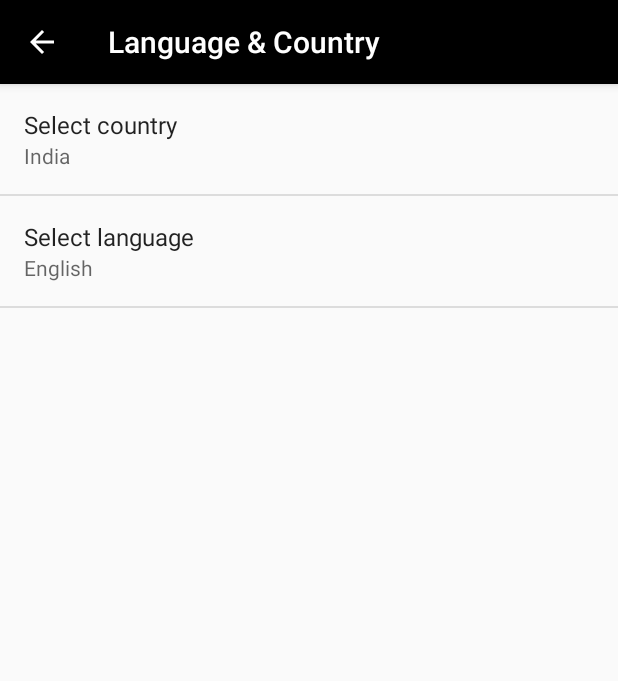
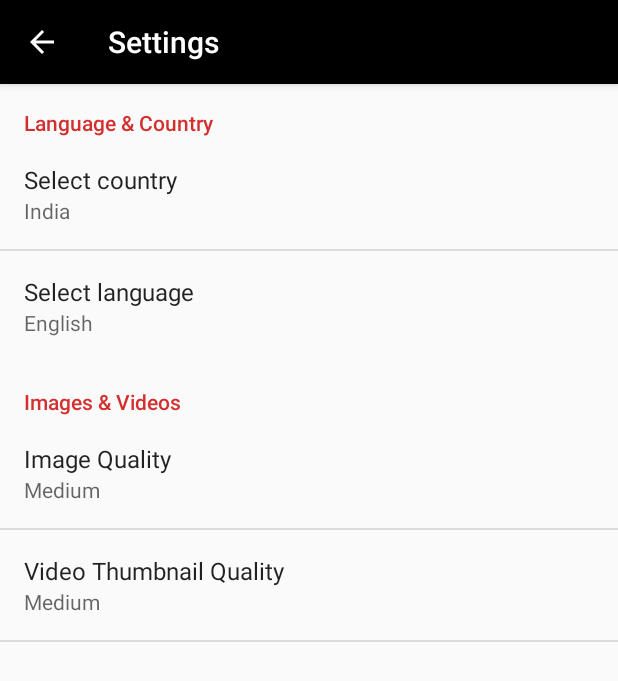
Before and after one commit to anuragMaravi/IdiotBox, an Android app: the SettingsActivity screen opened directly, with no data from a screen before it, after a tap on an icon or button, on a phone screen of 412 x 824 dp. Shown: the top 681 px of the screen. Run offline under Robolectric (Android 15) with nearby library versions, the phone set to English and light mode, and no system bars; network calls fail.

Commit message:
- Settings Modified - Version Check Added - New Logo Added

```diff
--- a/app/src/main/AndroidManifest.xml
+++ b/app/src/main/AndroidManifest.xml
@@ -9,7 +9,7 @@
 
     <application
         android:allowBackup="true"
-        android:icon="@drawable/logo"
+        android:icon="@drawable/idiot_box_logo"
         android:label="@string/app_name"
         android:supportsRtl="true"
         android:theme="@style/AppTheme">
--- a/app/src/main/java/com/merakiphi/idiotbox/activity/MainActivity.java
+++ b/app/src/main/java/com/merakiphi/idiotbox/activity/MainActivity.java
@@ -1,5 +1,6 @@
 package com.merakiphi.idiotbox.activity;
 
+import android.app.AlertDialog;
 import android.content.DialogInterface;
 import android.content.Intent;
 import android.content.pm.PackageInfo;
@@ -15,7 +16,6 @@ import android.support.design.widget.BottomNavigationView;
 import android.support.v4.app.Fragment;
 import android.support.v4.app.FragmentManager;
 import android.support.v4.app.FragmentTransaction;
-import android.support.v7.app.AlertDialog;
 import android.support.v7.app.AppCompatActivity;
 import android.support.v7.widget.Toolbar;
 import android.util.Log;
@@ -233,7 +233,7 @@ public class MainActivity extends AppCompatActivity {
         protected String doInBackground(String... params) {
 
             try {
-                newVersion = Jsoup.connect("https://play.google.com/store/apps/details?id=" + "com.kkings.cinematics")
+                newVersion = Jsoup.connect("https://play.google.com/store/apps/details?id=" + "com.merakiphi.idiotbox")
                         .timeout(30000)
                         .userAgent("Mozilla/5.0 (Windows; U; WindowsNT 5.1; en-US; rv1.8.1.6) Gecko/20070725 Firefox/2.0.0.6")
                         .referrer("http://www.google.com")
--- a/app/src/main/java/com/merakiphi/idiotbox/activity/SettingsActivity.java
+++ b/app/src/main/java/com/merakiphi/idiotbox/activity/SettingsActivity.java
@@ -1,24 +1,16 @@
 package com.merakiphi.idiotbox.activity;
 
 
-import android.annotation.TargetApi;
-import android.content.Context;
-import android.content.Intent;
-import android.content.res.Configuration;
-import android.os.Build;
 import android.os.Bundle;
 import android.preference.ListPreference;
 import android.preference.Preference;
 import android.preference.PreferenceActivity;
-import android.preference.PreferenceFragment;
 import android.preference.PreferenceManager;
 import android.support.v4.app.NavUtils;
 import android.support.v7.app.ActionBar;
 import android.view.MenuItem;
 
 import com.merakiphi.idiotbox.R;
-
-import java.util.List;
 
 /**
  * A {@link PreferenceActivity} that presents a set of application settings. On
@@ -62,24 +54,7 @@ public class SettingsActivity extends AppCompatPreferenceActivity {
         }
     };
 
-    /**
-     * Helper method to determine if the device has an extra-large screen. For
-     * example, 10" tablets are extra-large.
-     */
-    private static boolean isXLargeTablet(Context context) {
-        return (context.getResources().getConfiguration().screenLayout
-                & Configuration.SCREENLAYOUT_SIZE_MASK) >= Configuration.SCREENLAYOUT_SIZE_XLARGE;
-    }
 
-    /**
-     * Binds a preference's summary to its value. More specifically, when the
-     * preference's value is changed, its summary (line of text below the
-     * preference title) is updated to reflect the value. The summary is also
-     * immediately updated upon calling this method. The exact display format is
-     * dependent on the type of preference.
-     *
-     * @see #sBindPreferenceSummaryToValueListener
-     */
     private static void bindPreferenceSummaryToValue(Preference preference) {
         // Set the listener to watch for value changes.
         preference.setOnPreferenceChangeListener(sBindPreferenceSummaryToValueListener);
@@ -96,11 +71,14 @@ public class SettingsActivity extends AppCompatPreferenceActivity {
     protected void onCreate(Bundle savedInstanceState) {
         super.onCreate(savedInstanceState);
         setupActionBar();
+        addPreferencesFromResource(R.xml.pref_headers);
+        bindPreferenceSummaryToValue(findPreference("language"));
+        bindPreferenceSummaryToValue(findPreference("country"));
+        bindPreferenceSummaryToValue(findPreference("poster_size"));
+        bindPreferenceSummaryToValue(findPreference("youtube_thumbnail"));
     }
 
-    /**
-     * Set up the {@link android.app.ActionBar}, if the API is available.
-     */
+
     private void setupActionBar() {
         ActionBar actionBar = getSupportActionBar();
         if (actionBar != null) {
@@ -121,86 +99,5 @@ public class SettingsActivity extends AppCompatPreferenceActivity {
         return super.onMenuItemSelected(featureId, item);
     }
 
-    /**
-     * {@inheritDoc}
-     */
-    @Override
-    public boolean onIsMultiPane() {
-        return isXLargeTablet(this);
+
     }
-
-    /**
-     * {@inheritDoc}
-     */
-    @Override
-    @TargetApi(Build.VERSION_CODES.HONEYCOMB)
-    public void onBuildHeaders(List<Header> target) {
-        loadHeadersFromResource(R.xml.pref_headers, target);
-    }
-
-    /**
-     * This method stops fragment injection in malicious applications.
-     * Make sure to deny any unknown fragments here.
-     */
-    protected boolean isValidFragment(String fragmentName) {
-        return PreferenceFragment.class.getName().equals(fragmentName)
-                || GeneralPreferenceFragment.class.getName().equals(fragmentName)
-                || DataSyncPreferenceFragment.class.getName().equals(fragmentName);
-    }
-
-    /**
-     * This fragment shows general preferences only. It is used when the
-     * activity is showing a two-pane settings UI.
-     */
-    @TargetApi(Build.VERSION_CODES.HONEYCOMB)
-    public static class GeneralPreferenceFragment extends PreferenceFragment {
-        @Override
-        public void onCreate(Bundle savedInstanceState) {
-            super.onCreate(savedInstanceState);
-            addPreferencesFromResource(R.xml.pref_region_language);
-            setHasOptionsMenu(true);
-
-            bindPreferenceSummaryToValue(findPreference("language"));
-            bindPreferenceSummaryToValue(findPreference("country"));
-        }
-
-        @Override
-        public boolean onOptionsItemSelected(MenuItem item) {
-            int id = item.getItemId();
-            if (id == android.R.id.home) {
-                startActivity(new Intent(getActivity(), SettingsActivity.class));
-                return true;
-            }
-            return super.onOptionsItemSelected(item);
-        }
-    }
-
-
-
-    /**
-     * This fragment shows data and sync preferences only. It is used when the
-     * activity is showing a two-pane settings UI.
-     */
-    @TargetApi(Build.VERSION_CODES.HONEYCOMB)
-    public static class DataSyncPreferenceFragment extends PreferenceFragment {
-        @Override
-        public void onCreate(Bundle savedInstanceState) {
-            super.onCreate(savedInstanceState);
-            addPreferencesFromResource(R.xml.pref_images_videos);
-            setHasOptionsMenu(true);
-
-            bindPreferenceSummaryToValue(findPreference("poster_size"));
-            bindPreferenceSummaryToValue(findPreference("youtube_thumbnail"));
-        }
-
-        @Override
-        public boolean onOptionsItemSelected(MenuItem item) {
-            int id = item.getItemId();
-            if (id == android.R.id.home) {
-                startActivity(new Intent(getActivity(), SettingsActivity.class));
-                return true;
-            }
-            return super.onOptionsItemSelected(item);
-        }
-    }
-}
--- a/app/src/main/java/com/merakiphi/idiotbox/fragment/MoviesPopularFragment.java
+++ b/app/src/main/java/com/merakiphi/idiotbox/fragment/MoviesPopularFragment.java
@@ -114,7 +114,7 @@ public class MoviesPopularFragment extends Fragment {
                     }, new Response.ErrorListener() {
                 @Override
                 public void onErrorResponse(VolleyError error) {
-                    Toast.makeText(getActivity(), "Some Error Occured", Toast.LENGTH_SHORT).show();
+                    Toast.makeText(getActivity(), "Some Error Occurred", Toast.LENGTH_SHORT).show();
                 }
             });
             // Add the request to the RequestQueue.
--- a/app/src/main/java/com/merakiphi/idiotbox/fragment/MoviesUpcomingFragment.java
+++ b/app/src/main/java/com/merakiphi/idiotbox/fragment/MoviesUpcomingFragment.java
@@ -114,7 +114,7 @@ public class MoviesUpcomingFragment extends Fragment {
                     }, new Response.ErrorListener() {
                 @Override
                 public void onErrorResponse(VolleyError error) {
-                    Toast.makeText(getActivity(), "Some Error Occured", Toast.LENGTH_SHORT).show();
+                    Toast.makeText(getActivity(), "Some Error Occurred", Toast.LENGTH_SHORT).show();
                 }
             });
             // Add the request to the RequestQueue.
--- a/app/src/main/res/layout/fragment_tvshows.xml
+++ b/app/src/main/res/layout/fragment_tvshows.xml
@@ -21,7 +21,9 @@
             android:layout_width="match_parent"
             android:layout_height="wrap_content"
             app:tabMode="scrollable"
-            app:tabSelectedTextColor="@color/tv_show_accent"/>
+            app:tabSelectedTextColor="@color/tv_show_accent"
+        app:tabIndicatorColor="@color/tv_show_accent" />
+
     </android.support.design.widget.AppBarLayout>
 
     <android.support.v4.view.ViewPager
--- a/app/src/main/res/values/styles.xml
+++ b/app/src/main/res/values/styles.xml
@@ -5,7 +5,7 @@
         <!-- Customize your theme here. -->
         <item name="colorPrimary">@color/background</item>
         <item name="colorPrimaryDark">#000</item>
-        <item name="colorAccent">@color/tv_show_accent</item>
+        <item name="colorAccent">@color/colorPrimary</item>
     </style>
     <style name="AppTheme.NoActionBar">
         <item name="windowActionBar">false</item>
--- a/app/src/main/res/xml/pref_headers.xml
+++ b/app/src/main/res/xml/pref_headers.xml
@@ -1,16 +1,46 @@
-<preference-headers xmlns:android="http://schemas.android.com/apk/res/android">
+<PreferenceScreen xmlns:android="http://schemas.android.com/apk/res/android">
 
-    <!-- These settings headers are only used on tablets. -->
+    <PreferenceCategory
+    android:title="@string/pref_header_general"
+    android:key="language_country">
+        <ListPreference
+            android:defaultValue="@string/pref_title_country_default_value"
+            android:entries="@array/pref_example_list_titles"
+            android:entryValues="@array/pref_example_list_values"
+            android:key="country"
+            android:negativeButtonText="@null"
+            android:positiveButtonText="@null"
+            android:title="@string/pref_title_add_friends_to_messages" />
+        <ListPreference
+            android:defaultValue="@string/pref_title_language_default_value"
+            android:entries="@array/pref_list_language"
+            android:entryValues="@array/pref_list_language_values"
+            android:key="language"
+            android:negativeButtonText="@null"
+            android:positiveButtonText="@null"
+            android:title="@string/pref_title_language" />
 
-    <header
-        android:fragment="com.merakiphi.idiotbox.activity.SettingsActivity$GeneralPreferenceFragment"
-        android:icon="@drawable/ic_info_black_24dp"
-        android:title="@string/pref_header_general" />
+    </PreferenceCategory>
+    <PreferenceCategory
+        android:title="@string/pref_header_data_sync"
+        android:key="images_videos">
 
-    <header
-        android:fragment="com.merakiphi.idiotbox.activity.SettingsActivity$DataSyncPreferenceFragment"
-        android:icon="@drawable/ic_sync_black_24dp"
-        android:title="@string/pref_header_data_sync" />
+        <ListPreference
+            android:defaultValue="@string/pref_image_default_value"
+            android:entries="@array/pref_sync_frequency_titles"
+            android:entryValues="@array/pref_sync_frequency_values"
+            android:key="poster_size"
+            android:negativeButtonText="@null"
+            android:positiveButtonText="@null"
+            android:title="@string/pref_title_sync_frequency" />
 
-
-</preference-headers>
+        <ListPreference
+            android:defaultValue="@string/pref_youtube_thumbnail_default_value"
+            android:entries="@array/pref_youtube_thumbnail"
+            android:entryValues="@array/pref_youtube_thumbnail_values"
+            android:key="youtube_thumbnail"
+            android:negativeButtonText="@null"
+            android:positiveButtonText="@null"
+            android:title="@string/pref_youtube_thumbnail" />
+    </PreferenceCategory>
+</PreferenceScreen>
--- a/app/src/main/res/xml/pref_images_videos.xml
+++ /dev/null
@@ -1,22 +0,0 @@
-<PreferenceScreen xmlns:android="http://schemas.android.com/apk/res/android">
-
-    <ListPreference
-        android:defaultValue="@string/pref_image_default_value"
-        android:entries="@array/pref_sync_frequency_titles"
-        android:entryValues="@array/pref_sync_frequency_values"
-        android:key="poster_size"
-        android:negativeButtonText="@null"
-        android:positiveButtonText="@null"
-        android:title="@string/pref_title_sync_frequency" />
-
-    <ListPreference
-        android:defaultValue="@string/pref_youtube_thumbnail_default_value"
-        android:entries="@array/pref_youtube_thumbnail"
-        android:entryValues="@array/pref_youtube_thumbnail_values"
-        android:key="youtube_thumbnail"
-        android:negativeButtonText="@null"
-        android:positiveButtonText="@null"
-        android:title="@string/pref_youtube_thumbnail" />
-
-
-</PreferenceScreen>
--- a/app/src/main/res/xml/pref_region_language.xml
+++ /dev/null
@@ -1,36 +0,0 @@
-<PreferenceScreen xmlns:android="http://schemas.android.com/apk/res/android">
-
-    <!-- NOTE: EditTextPreference accepts EditText attributes. -->
-    <!-- NOTE: EditTextPreference's summary should be set to its value by the activity code. -->
-    <!--<EditTextPreference-->
-        <!--android:capitalize="words"-->
-        <!--android:defaultValue="@string/pref_default_display_name"-->
-        <!--android:inputType="textCapWords"-->
-        <!--android:key="example_text"-->
-        <!--android:maxLines="1"-->
-        <!--android:selectAllOnFocus="true"-->
-        <!--android:singleLine="true"-->
-        <!--android:title="@string/pref_title_display_name" />-->
-
-    <!-- NOTE: Hide buttons to simplify the UI. Users can touch outside the dialog to
-         dismiss it. -->
-    <!-- NOTE: ListPreference's summary should be set to its value by the activity code. -->
-    <ListPreference
-        android:defaultValue="@string/pref_title_country_default_value"
-        android:entries="@array/pref_example_list_titles"
-        android:entryValues="@array/pref_example_list_values"
-        android:key="country"
-        android:negativeButtonText="@null"
-        android:positiveButtonText="@null"
-        android:title="@string/pref_title_add_friends_to_messages" />
-    <ListPreference
-        android:defaultValue="@string/pref_title_language_default_value"
-        android:entries="@array/pref_list_language"
-        android:entryValues="@array/pref_list_language_values"
-        android:key="language"
-        android:negativeButtonText="@null"
-        android:positiveButtonText="@null"
-        android:title="@string/pref_title_language" />
-
-
-</PreferenceScreen>
```
Also changed, not shown: app/src/main/java/com/merakiphi/idiotbox/fragment/NotificationsFragment.java (deleted, +0 -110 lines), app/src/main/res/drawable-xxxhdpi/oval_button.xml (deleted, +0 -24 lines), app/src/main/res/layout/fragment_notifications.xml (deleted, +0 -14 lines), app/src/main/res/layout/fragment_settings.xml (deleted, +0 -14 lines), app/src/main/res/layout/menu_dot.xml (deleted, +0 -13 lines), app/src/main/res/layout/nav_header_main.xml (deleted, +0 -47 lines), app/src/main/res/drawable/idiot_box_launcher_icon.png (deleted), app/src/main/res/drawable/idiot_box_logo.png (added), app/src/main/res/drawable/logo.png (deleted), 1 other file.
